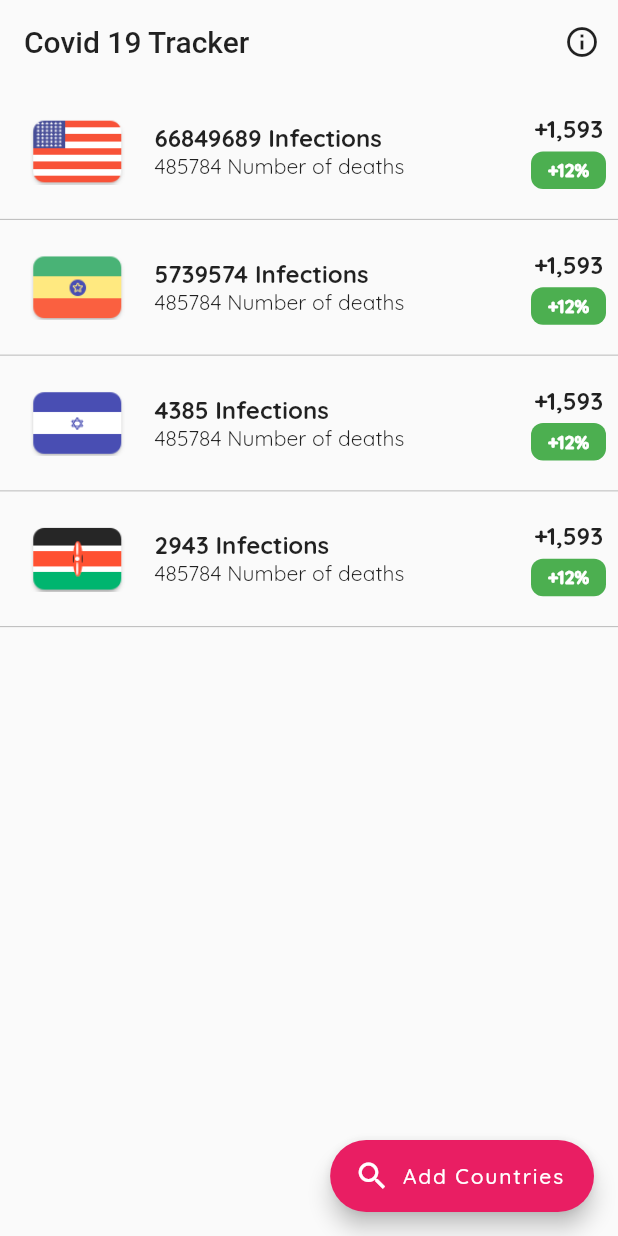
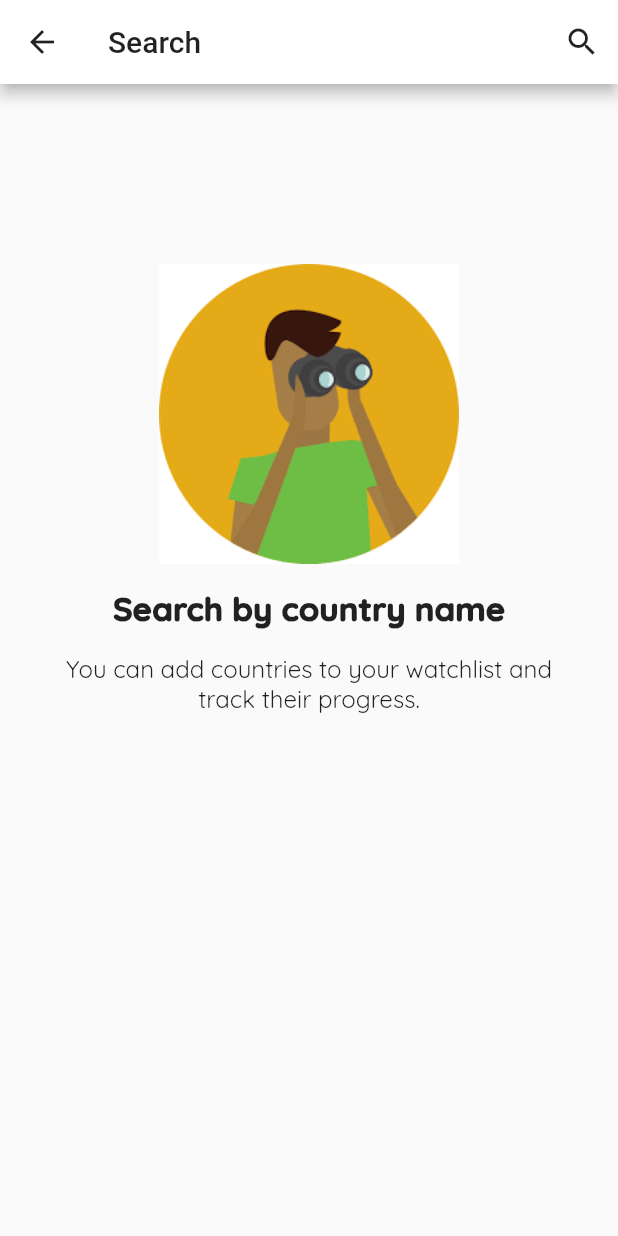
Before and after one commit to amha/covid-watchlist, a Flutter app: the screen it shows after launch, after a tap on the "info outline" icon, on a phone screen of 412 x 824 dp. Run offline on Flutter 3.47's test engine with Material 2 defaults, Android fonts, the phone set to English and light mode, and no system bars; our stand-ins replace google_fonts; missing offline and left inert: flutter_sparkline.

Commit message:
Implemented country search functionality.

```diff
--- /dev/null
+++ b/lib/Model/Country.dart
@@ -0,0 +1,50 @@
+final Map<String, int> allCountries = {
+  'Afghanistan': 38928346,
+  'Albania': 2877797,
+  'Algeria': 43851044,
+  'Andorra': 77265,
+  'Angola': 32866272,
+  'Antigua and Barbuda': 97929,
+  'Argentina': 45195774,
+  'Armenia': 2963243,
+  'Australia': 25499884,
+  'Austria': 9006398,
+  'Azerbaijan': 10139177,
+  'Bahamas': 393244,
+  'Bahrain': 1701575,
+  'Bangladesh': 164689383,
+  'Barbados': 287375,
+  'Belarus': 9449323,
+  'Belgium': 11589623,
+  'Belize': 397628,
+  'Benin': 12123200,
+  'Bhutan': 771608,
+  'Bolivia': 11673021,
+  'Bosnia and Herzegovina': 3280819,
+  'Botswana': 2351627,
+  'Brazil': 212559417,
+  'Brunei': 437479,
+  'Bulgaria': 6948445,
+  'Burkina Faso': 20903273,
+  'Burundi': 11890784
+};
+
+final Map<String, int> suggestions = {
+  'Ethiopia': 100,
+  'United States': 200,
+  'Kenya': 300,
+  'Israel': 400,
+};
+
+List listOfCountries(Map map) {
+  return map.entries.map((e) => Country(e.key, e.value)).toList();
+}
+class Country {
+  String name;
+  int population;
+
+  Country(String name, int population) {
+    this.name = name;
+    this.population = population;
+  }
+}
--- /dev/null
+++ b/lib/Search.dart
@@ -0,0 +1,120 @@
+import 'package:covid19_app/Model/Country.dart';
+import 'package:flutter/material.dart';
+
+import 'country_detail.dart';
+
+class Search extends StatelessWidget {
+  @override
+  Widget build(BuildContext context) {
+    var size = MediaQuery.of(context).size;
+
+    return Scaffold(
+      appBar: AppBar(
+        title: Text(
+          'Search',
+          style: TextStyle(color: Colors.black87),
+        ),
+        backgroundColor: Colors.white,
+        iconTheme: IconThemeData(color: Colors.black87),
+        actions: [
+          IconButton(
+            icon: Icon(Icons.search),
+            onPressed: () {
+              showSearch(context: context, delegate: Delegate());
+            },
+          )
+        ],
+      ),
+      body: SizedBox(
+        width: size.width,
+        child: Column(
+          mainAxisAlignment: MainAxisAlignment.start,
+          crossAxisAlignment: CrossAxisAlignment.center,
+          children: [
+            Container(
+                margin: EdgeInsets.fromLTRB(0, 120, 0, 16),
+                height: 200,
+                width: 200,
+                child: Image.asset('assets/search.png')),
+            Text(
+              "Search by country name",
+              style: TextStyle(fontSize: 22, fontWeight: FontWeight.w900),
+            ),
+            Container(
+              margin: EdgeInsets.fromLTRB(32, 16, 32, 10),
+              child: Text(
+                "You can add countries to your watchlist and track their progress.",
+                textAlign: TextAlign.center,
+                style: TextStyle(fontSize: 16),
+              ),
+            )
+          ],
+        ),
+      ),
+    );
+  }
+}
+
+class Delegate extends SearchDelegate<String> {
+  @override
+  List<Widget> buildActions(BuildContext context) {
+    // displayed after search has been tapped
+    return [
+      IconButton(
+        icon: Icon(Icons.clear),
+        onPressed: () {
+          query = "";
+        },
+      )
+    ];
+  }
+
+  @override
+  Widget buildLeading(BuildContext context) {
+    return IconButton(
+      icon: Icon(Icons.arrow_back),
+      onPressed: () {
+        Navigator.of(context).pop();
+      },
+    );
+  }
+
+  @override
+  Widget buildResults(BuildContext context) {
+    // TODO: implement buildResults
+    throw UnimplementedError();
+  }
+
+  @override
+  Widget buildSuggestions(BuildContext context) {
+    List<Country> suggestion;
+    if (query.isEmpty) {
+      suggestion =
+          suggestions.entries.map((e) => Country(e.key, e.value)).toList();
+    } else {
+      suggestion = listOfCountries(allCountries)
+          .where((element) => element.name
+              .toString()
+              .toLowerCase()
+              .startsWith(query.toLowerCase()))
+          .toList();
+    }
+
+    return ListView.builder(
+        itemCount: suggestion.length,
+        itemBuilder: (context, index) => ListTile(
+              leading: Icon(Icons.location_city),
+              title: Text(
+                suggestion[index].name,
+                style: TextStyle(fontWeight: FontWeight.w800),
+              ),
+              subtitle: Text("Estimated Population: " +
+                  suggestion[index].population.toString()),
+              onTap: () {
+                print("Name: " + suggestion[index].name);
+                Navigator.of(context)
+                    .push(MaterialPageRoute(builder: (context) => CountryDetail()));
+              },
+            ));
+  }
+}
--- a/lib/main.dart
+++ b/lib/main.dart
@@ -1,3 +1,4 @@
+import 'package:covid19_app/Search.dart';
 import 'package:flutter/material.dart';
 import 'package:google_fonts/google_fonts.dart';
 
@@ -14,15 +15,21 @@ class MyApp extends StatelessWidget {
         debugShowCheckedModeBanner: false,
         title: 'Flutter Demo',
         theme: ThemeData(
-        textTheme: GoogleFonts.quicksandTextTheme(Theme
-            .of(context)
-            .textTheme),
+          textTheme:
+              GoogleFonts.quicksandTextTheme(Theme.of(context).textTheme),
           primarySwatch: Colors.blue,
           primaryColorDark: Colors.blueAccent,
           brightness: Brightness.light,
           visualDensity: VisualDensity.adaptivePlatformDensity,
         ),
-      home: Scaffold(
+        home: CountryList());
+  }
+}
+
+class CountryList extends StatelessWidget {
+  @override
+  Widget build(BuildContext context) {
+    return Scaffold(
       appBar: AppBar(
         backgroundColor: Colors.transparent,
         iconTheme: IconThemeData(color: Colors.black87),
@@ -36,30 +43,13 @@ class MyApp extends StatelessWidget {
           IconButton(
             icon: Icon(Icons.info_outline),
             onPressed: () {
-                  Navigator.of(context).push(
-                      MaterialPageRoute(builder: (context) => CountryDetail()));
+              Navigator.of(context)
+                  .push(MaterialPageRoute(builder: (context) => Search()));
             },
           )
         ],
       ),
-          body: CountryList(),
-          floatingActionButton: FloatingActionButton.extended(
-            onPressed: () {
-              // Add your onPressed code here!
-            },
-            label: Text('Add Countries'),
-            icon: Icon(Icons.search),
-            backgroundColor: Colors.pink,
-          ),
-      ),
-    );
-  }
-}
-
-class CountryList extends StatelessWidget {
-  @override
-  Widget build(BuildContext context) {
-    return (ListView(
+      body: ListView(
         children: [
           _buildRow("assets/USA.png", 66849689, context),
           Divider(height: 0.5, color: Colors.black26),
@@ -79,7 +69,17 @@ class CountryList extends StatelessWidget {
             color: Colors.black26,
           ),
         ],
-    ));
+      ),
+      floatingActionButton: FloatingActionButton.extended(
+        onPressed: () {
+          Navigator.of(context)
+              .push(MaterialPageRoute(builder: (context) => Search()));
+        },
+        label: Text('Add Countries'),
+        icon: Icon(Icons.search),
+        backgroundColor: Colors.pink,
+      ),
+    );
   }
 
   Widget _buildRow(String country, int death, BuildContext context) {
@@ -134,8 +134,11 @@ class CountryList extends StatelessWidget {
                     children: [
                       Container(
                         height: 25,
-                        child: Text("+1,593", style: TextStyle(fontSize: 16,
-                            fontWeight: FontWeight.w800),),
+                        child: Text(
+                          "+1,593",
+                          style: TextStyle(
+                              fontSize: 16, fontWeight: FontWeight.w800),
+                        ),
                       ),
                       Container(
                         decoration: BoxDecoration(
--- a/pubspec.yaml
+++ b/pubspec.yaml
@@ -51,3 +51,4 @@ flutter:
     - assets/Ethiopia.png
     - assets/Israel.png
     - assets/Kenya.png
+    - assets/search.png
```
Also changed, not shown: assets/search.png (added). Lines whose indentation alone changed are shown as unchanged.
